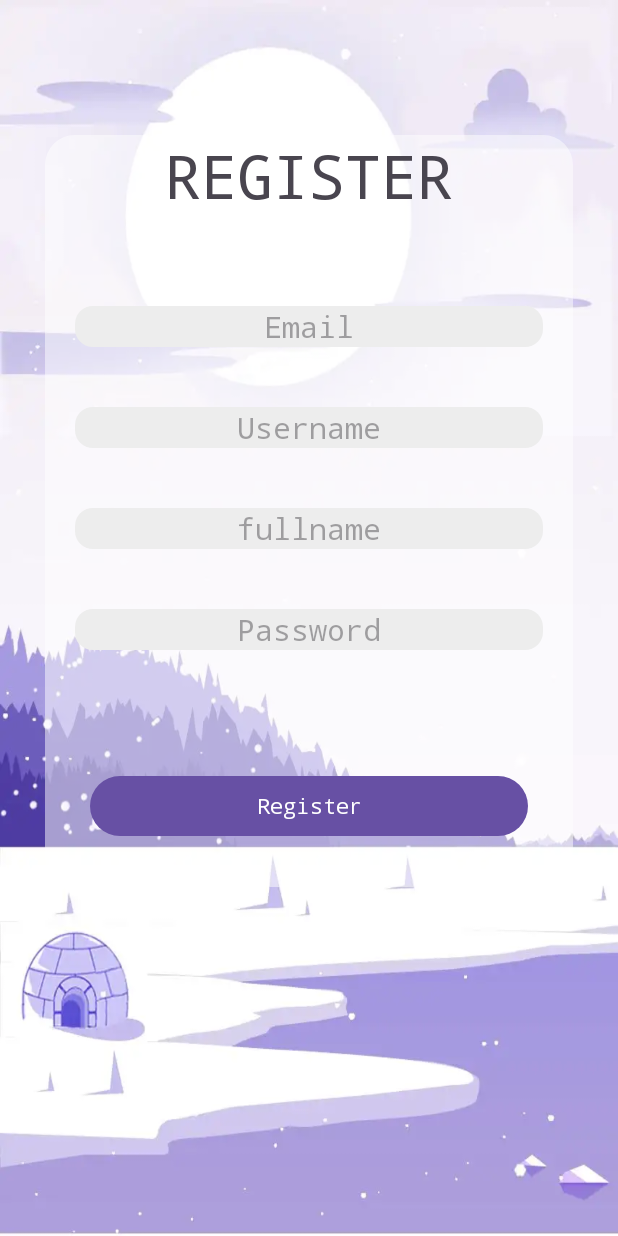
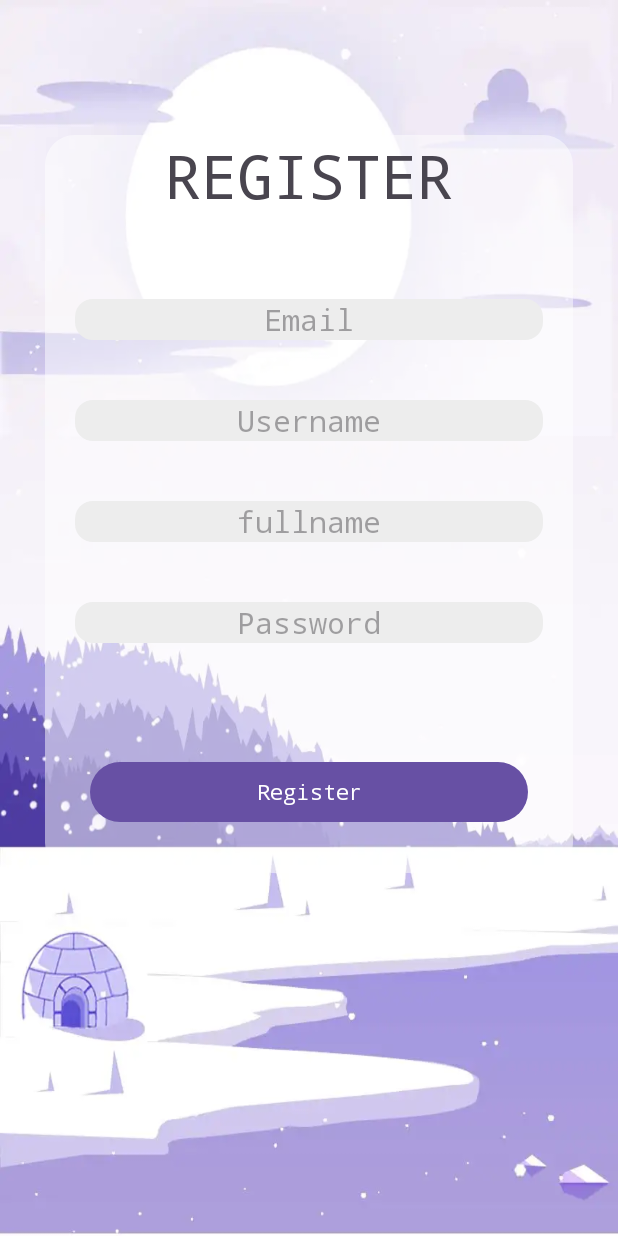
Before and after one commit to ntminh2107/BlogApp, an Android app: the RegisterView screen opened directly, with no data from a screen before it, on a phone screen of 412 x 824 dp. Run offline under Robolectric (Android 15) with nearby library versions, the phone set to English and light mode, and no system bars.

Commit message:
register view

```diff
--- a/app/src/main/res/layout/activity_register_view.xml
+++ b/app/src/main/res/layout/activity_register_view.xml
@@ -29,11 +29,12 @@
             android:textAlignment="center"
             />
         <LinearLayout
-            android:layout_marginTop="40dp"
-            android:layout_marginBottom="30dp"
+            android:layout_marginTop="35dp"
+            android:layout_marginBottom="25dp"
             android:layout_width="match_parent"
             android:layout_height="wrap_content"
             android:orientation="vertical">
+
             <EditText
                 android:id="@+id/emailcreateEditText"
                 android:layout_width="match_parent"
```
